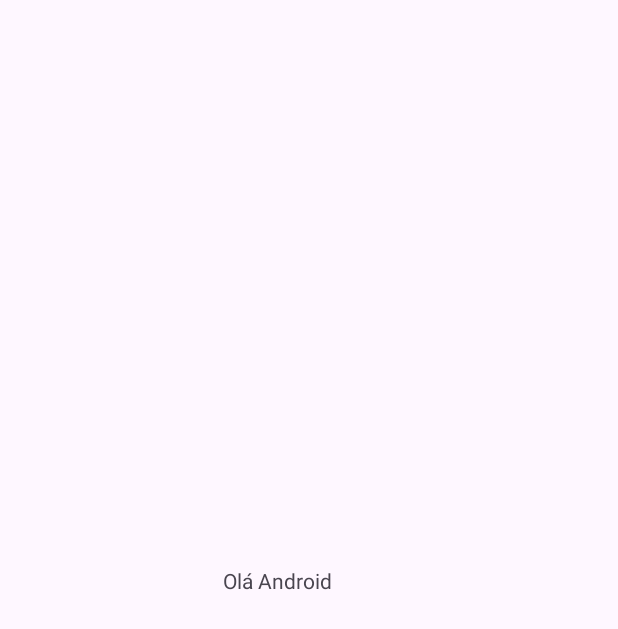
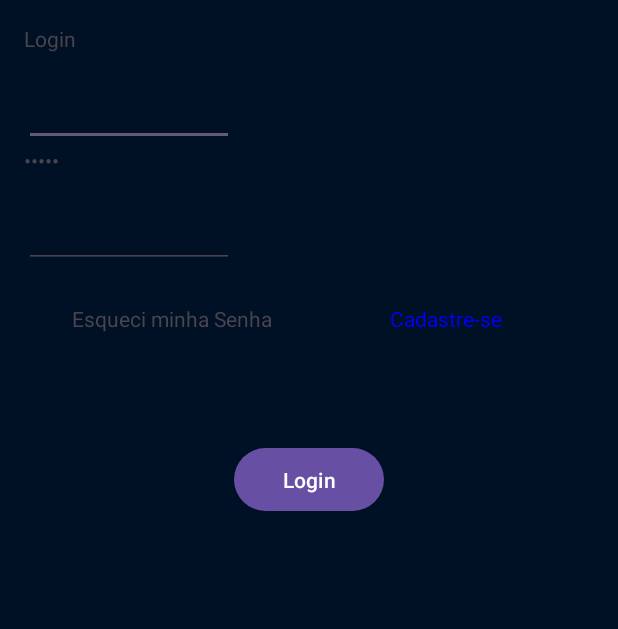
Before and after one commit to AleirSanches/HelloAndroid, an Android app: the screen it shows after launch (MainActivity), on a phone screen of 412 x 824 dp. Before the commit the part shown is almost empty. Shown: the top 629 px of the screen. Run offline under Robolectric (Android 15) with nearby library versions, the phone set to English and light mode, and no system bars.

Commit message:
criado tela de login

```diff
--- a/app/src/main/res/layout/activity_main.xml
+++ b/app/src/main/res/layout/activity_main.xml
@@ -1,18 +1,68 @@
 <?xml version="1.0" encoding="utf-8"?>
-<androidx.constraintlayout.widget.ConstraintLayout xmlns:android="http://schemas.android.com/apk/res/android"
-    xmlns:app="http://schemas.android.com/apk/res-auto"
-    xmlns:tools="http://schemas.android.com/tools"
+<LinearLayout xmlns:android="http://schemas.android.com/apk/res/android"
     android:layout_width="match_parent"
     android:layout_height="match_parent"
-    tools:context=".MainActivity">
+    android:orientation="vertical"
+    android:padding="16dp"
+    android:background="#001125">
+
+
 
     <TextView
-        android:layout_width="115dp"
-        android:layout_height="69dp"
-        android:text="@string/app_name"
-        app:layout_constraintBottom_toBottomOf="parent"
-        app:layout_constraintEnd_toEndOf="parent"
-        app:layout_constraintStart_toStartOf="parent"
-        app:layout_constraintTop_toTopOf="parent" />
+        android:layout_width="105dp"
+        android:layout_height="36dp"
+        android:text="Login" />
 
-</androidx.constraintlayout.widget.ConstraintLayout>
+    <EditText
+        android:layout_width="140dp"
+        android:layout_height="wrap_content" />
+
+    <TextView
+        android:layout_width="105dp"
+        android:layout_height="36dp"
+        android:text="Senha"
+        android:inputType="textPassword"
+
+        />
+
+
+    <EditText
+        android:layout_width="140dp"
+        android:layout_height="wrap_content" />
+
+    <LinearLayout
+        android:layout_width="364dp"
+        android:layout_height="100dp"
+        android:layout_marginTop="16dp"
+        android:orientation="horizontal"
+        android:layout_gravity="center">
+
+
+
+
+            <TextView
+                android:layout_width="0dp"
+                android:layout_height="36dp"
+                android:layout_weight="1"
+                android:text="Esqueci minha Senha"
+                android:gravity="center"/>
+
+
+            <TextView
+                android:layout_width="0dp"
+                android:layout_height="36dp"
+                android:text="Cadastre-se"
+                android:layout_weight="1"
+                android:gravity="center"
+                android:textColor="#0000ff"/>
+
+    </LinearLayout>
+
+        <Button
+            android:layout_width="100dp"
+            android:layout_height="50dp"
+            android:layout_gravity="center"
+            android:text="Login" />
+
+
+        </LinearLayout>
```
